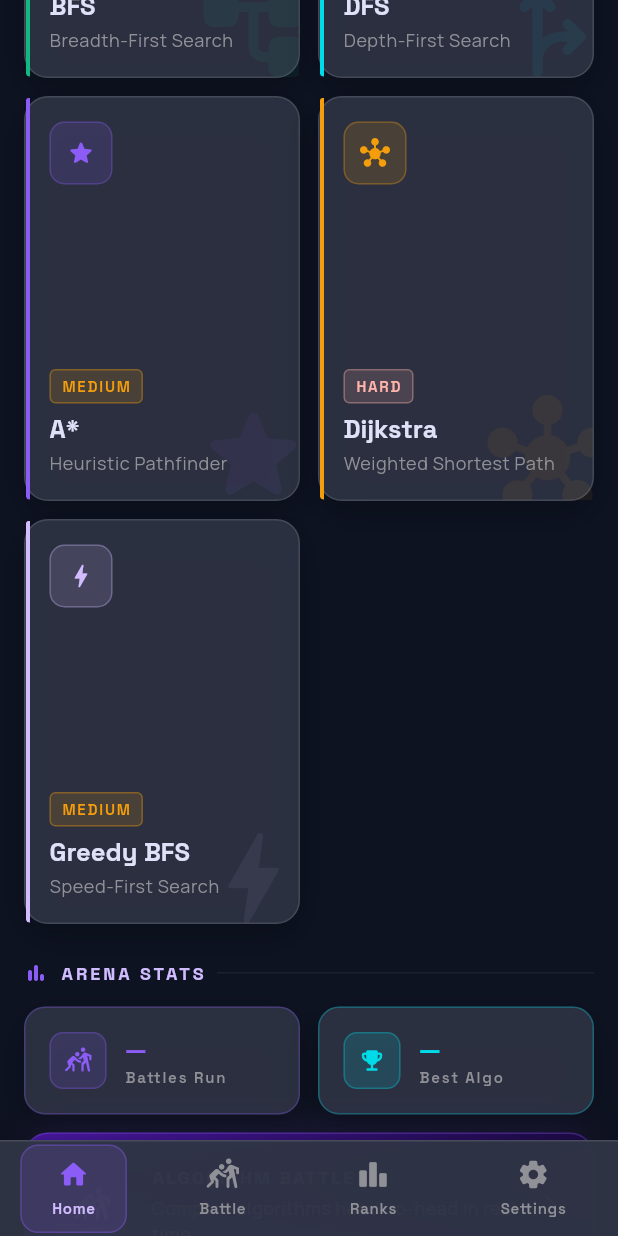
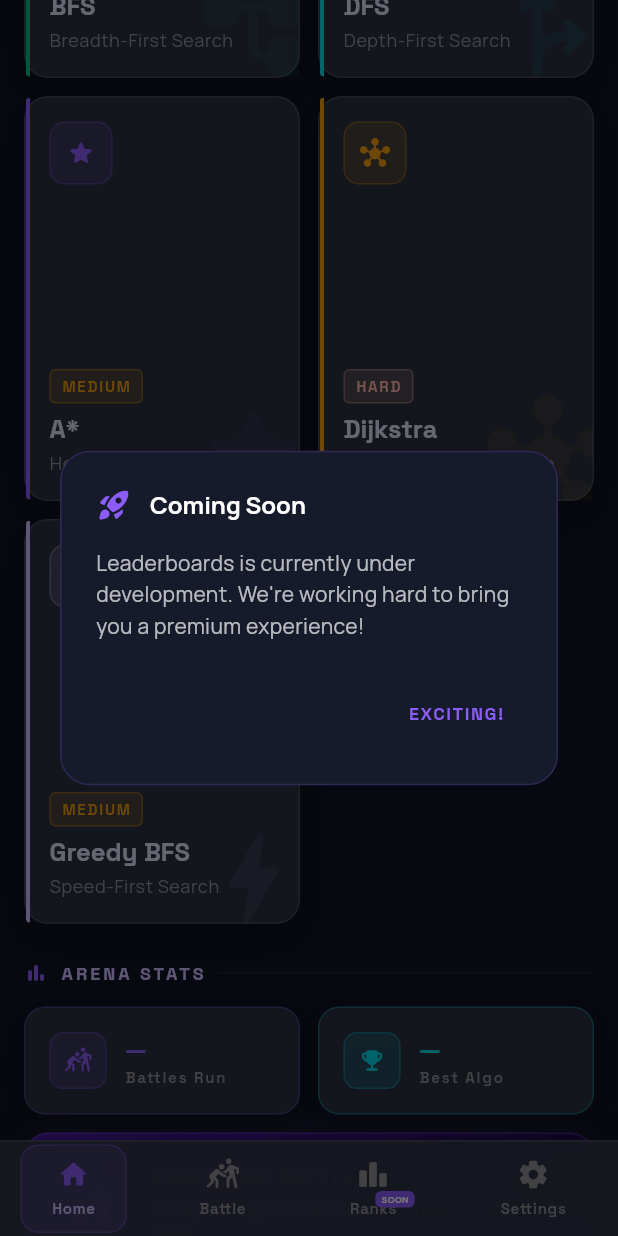
Before and after one commit to Rinav01/ai_algo_arena, a Flutter app: the screen it shows after launch, item 3 of the bottom bar chosen, scrolled down 576 dp, on a phone screen of 412 x 824 dp. Run offline on Flutter 3.47's test engine with Material 3 defaults, Android fonts, the phone set to English and light mode, and no system bars; our stand-ins replace fl_chart, flutter_animate, flutter_riverpod, google_fonts, shared_preferences.

```diff
--- a/lib/main.dart
+++ b/lib/main.dart
@@ -9,7 +9,6 @@ import 'screens/pathfinding_visualizer_screen.dart';
 import 'screens/algorithm_battle_screen.dart';
 import 'screens/eightpuzzle_visualizer_screen.dart';
 import 'screens/nqueens_visualizer_screen.dart';
-import 'screens/maze_editor_screen.dart';
 import 'screens/settings_screen.dart';
 import 'services/stats_service.dart';
 import 'package:shared_preferences/shared_preferences.dart';
@@ -88,7 +87,6 @@ class AiAlgoApp extends StatelessWidget {
             '/battle':    (_) => const AlgorithmBattleScreen(),
             '/eightpuzzle':(_) => const EightPuzzleVisualizerScreen(),
             '/nqueens':   (_) => const NQueensVisualizerScreen(),
-            '/maze':      (_) => const MazeEditorScreen(),
             '/settings':  (_) => const SettingsScreen(),
           },
           // Named routes that need parameters use onGenerateRoute
--- a/lib/screens/home_screen.dart
+++ b/lib/screens/home_screen.dart
@@ -289,6 +289,7 @@ class _AlgoInfo {
   final IconData icon;
   final Color color;
   final String route;
+  final bool isComingSoon;
 
   const _AlgoInfo({
     required this.name,
@@ -297,6 +298,7 @@ class _AlgoInfo {
     required this.icon,
     required this.color,
     required this.route,
+    this.isComingSoon = false,
   });
 }
 
@@ -337,7 +339,7 @@ const _algorithmsByCategory = <int, List<_AlgoInfo>>{
   3: [ // Maze
     _AlgoInfo(name: 'Maze Gen', subtitle: 'Procedural Maze',
         difficulty: 'MEDIUM', icon: Icons.route_rounded,
-        color: AppTheme.cyan, route: '/maze'),
+        color: AppTheme.cyan, route: '/maze', isComingSoon: true),
   ],
 };
 
@@ -356,7 +358,6 @@ class _AlgoCard extends StatelessWidget {
     };
 
     return GestureDetector(
-      onTap: () => Navigator.pushNamed(context, algo.route),
       child: RepaintBoundary(
         child: Container(
           decoration: AppTheme.glassCard(radius: 16),
@@ -444,14 +445,43 @@ class _AlgoCard extends StatelessWidget {
                     ],
                   ),
                 ),
+                // Coming Soon Badge
+                if (algo.isComingSoon)
+                  Positioned(
+                    top: 12,
+                    right: 12,
+                    child: Container(
+                      padding: const EdgeInsets.symmetric(horizontal: 8, vertical: 4),
+                      decoration: BoxDecoration(
+                        color: AppTheme.accent.withValues(alpha: 0.9),
+                        borderRadius: BorderRadius.circular(6),
+                        boxShadow: [
+                          BoxShadow(
+                            color: AppTheme.accent.withValues(alpha: 0.3),
+                            blurRadius: 8,
+                          ),
+                        ],
+                      ),
+                      child: Text(
+                        'ARRIVING SOON',
+                        style: Theme.of(context).textTheme.labelSmall?.copyWith(
+                          color: Colors.white,
+                          fontSize: 8,
+                          fontWeight: FontWeight.w900,
+                          letterSpacing: 1,
+                        ),
+                      ),
+                    ),
+                  ),
                 // Tap ripple overlay
                 Positioned.fill(
                   child: Material(
                     color: Colors.transparent,
                     child: InkWell(
                       borderRadius: BorderRadius.circular(16.0),
-                      onTap: () =>
-                          Navigator.pushNamed(context, algo.route),
+                      onTap: algo.isComingSoon
+                          ? () => _showComingSoonDialog(context, algo.name)
+                          : () => Navigator.pushNamed(context, algo.route),
                       splashColor:
                           algo.color.withValues(alpha: 0.12),
                       highlightColor:
@@ -704,3 +734,39 @@ class _NodeGraphPainter extends CustomPainter {
   @override
   bool shouldRepaint(_NodeGraphPainter old) => false; // Static drawing, handled by Opacity
 }
+
+void _showComingSoonDialog(BuildContext context, String feature) {
+  showDialog(
+    context: context,
+    builder: (context) => AlertDialog(
+      backgroundColor: AppTheme.surfaceLow,
+      shape: RoundedRectangleBorder(
+        borderRadius: BorderRadius.circular(20),
+        side: BorderSide(color: AppTheme.accent.withValues(alpha: 0.2)),
+      ),
+      title: Row(
+        children: [
+          const Icon(Icons.rocket_launch_rounded, color: AppTheme.accent),
+          const SizedBox(width: 12),
+          Text(
+            'Coming Soon',
+            style: Theme.of(context).textTheme.titleLarge?.copyWith(
+              color: Colors.white,
+              fontWeight: FontWeight.bold,
+            ),
+          ),
+        ],
+      ),
+      content: Text(
+        '$feature is currently under development. We\'re working hard to bring you a premium experience!',
+        style: TextStyle(color: Colors.white.withValues(alpha: 0.7)),
+      ),
+      actions: [
+        TextButton(
+          onPressed: () => Navigator.pop(context),
+          child: const Text('EXCITING!', style: TextStyle(color: AppTheme.accent, fontWeight: FontWeight.bold)),
+        ),
+      ],
+    ),
+  );
+}
--- a/lib/widgets/bottom_nav_bar.dart
+++ b/lib/widgets/bottom_nav_bar.dart
@@ -48,6 +48,10 @@ class ArenaBottomNavBar extends StatelessWidget {
                   label: item.label,
                   isActive: isActive,
                   onTap: () {
+                    if (item.label == 'Ranks') {
+                      _showComingSoonDialog(context, 'Leaderboards');
+                      return;
+                    }
                     if (!isActive) {
                       Navigator.pushNamed(
                           context, item.route);
@@ -104,6 +108,9 @@ class _NavItem extends StatelessWidget {
               color: isActive ? AppTheme.accent : AppTheme.textMuted,
             ),
             SizedBox(height: math.min(4.0, 6.0)),
+            Stack(
+              clipBehavior: Clip.none,
+              children: [
                 Flexible(
                   child: FittedBox(
                     fit: BoxFit.scaleDown,
@@ -119,9 +126,67 @@ class _NavItem extends StatelessWidget {
                     ),
                   ),
                 ),
+                if (label == 'Ranks')
+                  Positioned(
+                    top: -4,
+                    right: -12,
+                    child: Container(
+                      padding: const EdgeInsets.symmetric(horizontal: 4, vertical: 1),
+                      decoration: BoxDecoration(
+                        color: AppTheme.accent,
+                        borderRadius: BorderRadius.circular(4),
+                      ),
+                      child: const Text(
+                        'SOON',
+                        style: TextStyle(
+                          color: Colors.white,
+                          fontSize: 6,
+                          fontWeight: FontWeight.bold,
+                        ),
+                      ),
+                    ),
+                  ),
+              ],
+            ),
           ],
         ),
       ),
     );
   }
 }
+
+void _showComingSoonDialog(BuildContext context, String feature) {
+  showDialog(
+    context: context,
+    builder: (context) => AlertDialog(
+      backgroundColor: AppTheme.surfaceLow,
+      shape: RoundedRectangleBorder(
+        borderRadius: BorderRadius.circular(20),
+        side: BorderSide(color: AppTheme.accent.withValues(alpha: 0.2)),
+      ),
+      title: Row(
+        children: [
+          const Icon(Icons.rocket_launch_rounded, color: AppTheme.accent),
+          const SizedBox(width: 12),
+          Text(
+            'Coming Soon',
+            style: Theme.of(context).textTheme.titleLarge?.copyWith(
+              color: Colors.white,
+              fontWeight: FontWeight.bold,
+            ),
+          ),
+        ],
+      ),
+      content: Text(
+        '$feature is currently under development. We\'re working hard to bring you a premium experience!',
+        style: TextStyle(color: Colors.white.withValues(alpha: 0.7)),
+      ),
+      actions: [
+        TextButton(
+          onPressed: () => Navigator.pop(context),
+          child: const Text('EXCITING!', style: TextStyle(color: AppTheme.accent, fontWeight: FontWeight.bold)),
+        ),
+      ],
+    ),
+  );
+}
```
Also changed, not shown: 1 other file. Lines whose indentation alone changed are shown as unchanged.
